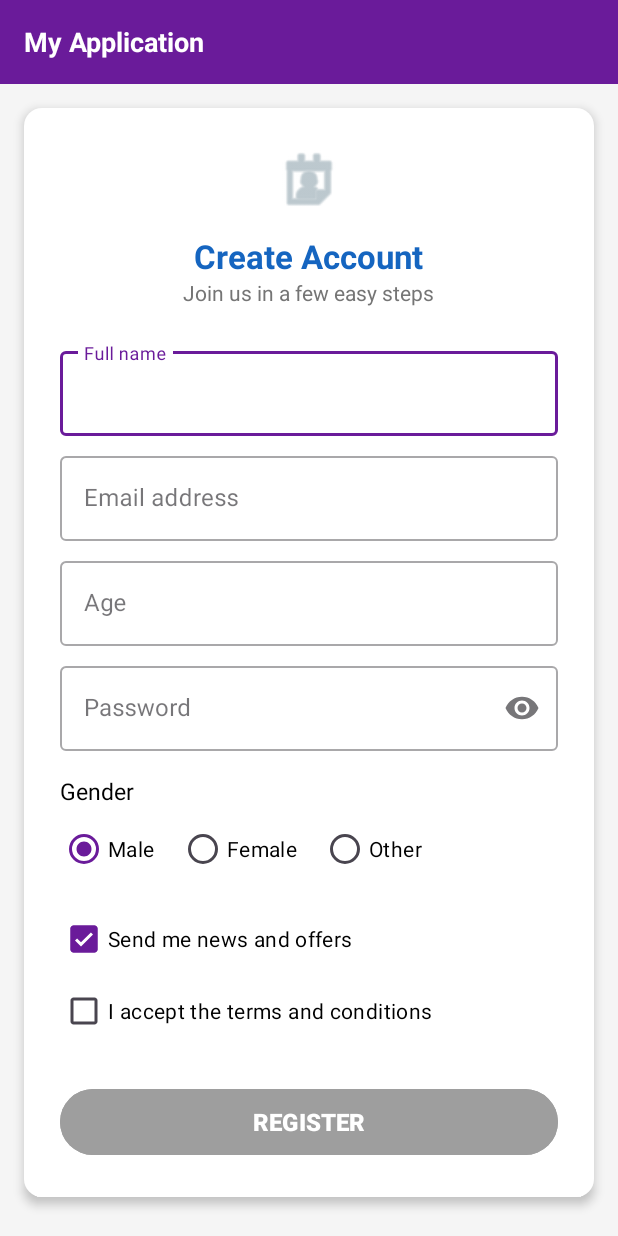
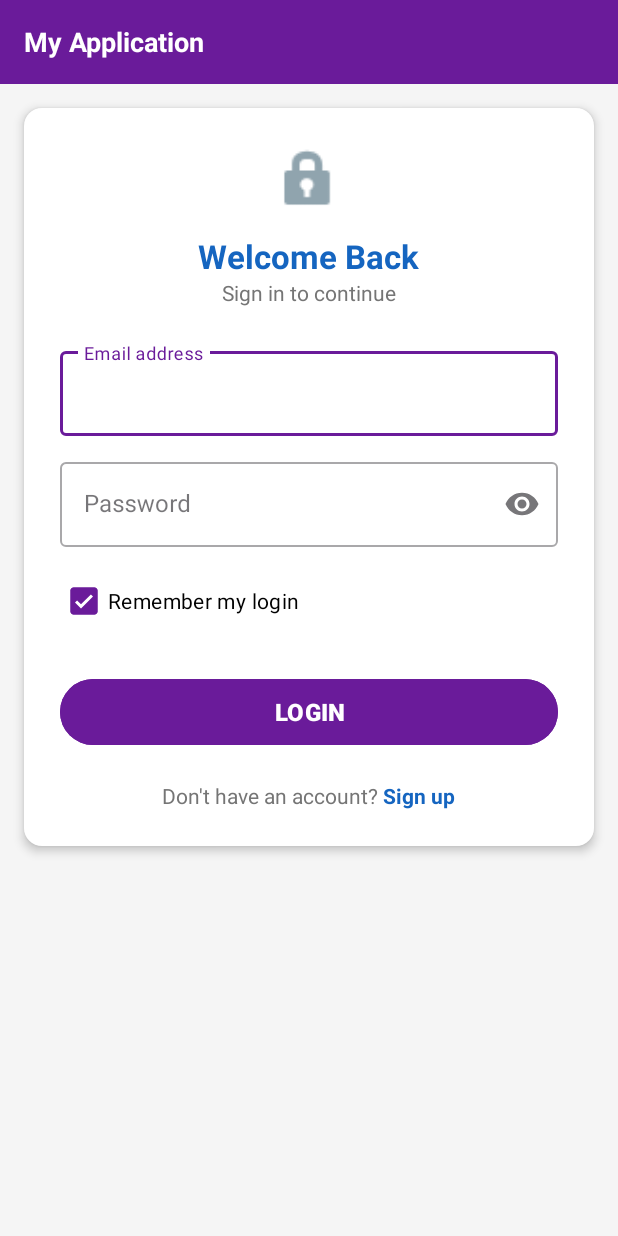
Before and after one commit to metide40/mobile-app-lab-task-1, an Android app: the screen it shows after launch (CreateAccountActivity before the commit, LoginActivity after it), on a phone screen of 412 x 824 dp. Run offline under Robolectric (Android 15) with nearby library versions, the phone set to English and light mode, and no system bars.

Commit message:
Add Login screen and update flow: Create Account -> Login -> Settings

```diff
--- a/app/src/main/AndroidManifest.xml
+++ b/app/src/main/AndroidManifest.xml
@@ -23,6 +23,7 @@
             </intent-filter>
         </activity>
         <activity android:name=".CreateAccountActivity" />
+        <activity android:name=".LoginActivity" />
         <activity android:name=".SettingsActivity" />
     </application>
 
--- a/app/src/main/java/com/example/lab_exercises/LabApplication.java
+++ b/app/src/main/java/com/example/lab_exercises/LabApplication.java
@@ -8,6 +8,11 @@ public class LabApplication extends Application {
 
     public static final String PREFS_NAME = "settings_prefs";
     public static final String KEY_DARK_MODE = "dark_mode";
+    public static final String KEY_USER_NAME = "user_name";
+    public static final String KEY_USER_EMAIL = "user_email";
+    public static final String KEY_USER_PASSWORD = "user_password";
+    public static final String KEY_IS_LOGGED_IN = "is_logged_in";
+    public static final String KEY_REMEMBER_LOGIN = "remember";
 
     @Override
     public void onCreate() {
--- /dev/null
+++ b/app/src/main/java/com/example/lab_exercises/LoginActivity.java
@@ -0,0 +1,143 @@
+package com.example.lab_exercises;
+
+import android.content.Intent;
+import android.content.SharedPreferences;
+import android.os.Bundle;
+import android.text.Editable;
+import android.text.TextWatcher;
+import android.util.Patterns;
+import android.widget.Button;
+import android.widget.CheckBox;
+import android.widget.TextView;
+import android.widget.Toast;
+
+import androidx.appcompat.app.AppCompatActivity;
+
+import com.google.android.material.textfield.TextInputEditText;
+import com.google.android.material.textfield.TextInputLayout;
+
+public class LoginActivity extends AppCompatActivity {
+
+    private TextInputLayout tilLoginEmail, tilLoginPassword;
+    private TextInputEditText etLoginEmail, etLoginPassword;
+    private CheckBox cbRememberMe;
+    private Button btnLogin;
+    private TextView tvGoToRegister;
+    private SharedPreferences prefs;
+
+    @Override
+    protected void onCreate(Bundle savedInstanceState) {
+        super.onCreate(savedInstanceState);
+        setContentView(R.layout.activity_login);
+
+        prefs = getSharedPreferences(LabApplication.PREFS_NAME, MODE_PRIVATE);
+
+        tilLoginEmail = findViewById(R.id.tilLoginEmail);
+        tilLoginPassword = findViewById(R.id.tilLoginPassword);
+        etLoginEmail = findViewById(R.id.etLoginEmail);
+        etLoginPassword = findViewById(R.id.etLoginPassword);
+        cbRememberMe = findViewById(R.id.cbRememberMe);
+        btnLogin = findViewById(R.id.btnLogin);
+        tvGoToRegister = findViewById(R.id.tvGoToRegister);
+
+        // Pre-fill registered email if passed via Intent
+        String passedEmail = getIntent().getStringExtra("REGISTERED_EMAIL");
+        if (passedEmail != null && !passedEmail.isEmpty()) {
+            etLoginEmail.setText(passedEmail);
+        } else {
+            String savedEmail = prefs.getString(LabApplication.KEY_USER_EMAIL, "");
+            if (!savedEmail.isEmpty()) {
+                etLoginEmail.setText(savedEmail);
+            }
+        }
+
+        boolean remember = prefs.getBoolean(LabApplication.KEY_REMEMBER_LOGIN, true);
+        cbRememberMe.setChecked(remember);
+
+        // Real-time error clearing
+        clearErrorOnType(etLoginEmail, tilLoginEmail);
+        clearErrorOnType(etLoginPassword, tilLoginPassword);
+
+        // Login button
+        btnLogin.setOnClickListener(v -> performLogin());
+
+        // Go to Register screen
+        tvGoToRegister.setOnClickListener(v -> {
+            startActivity(new Intent(LoginActivity.this, CreateAccountActivity.class));
+            finish();
+        });
+    }
+
+    private void clearErrorOnType(TextInputEditText editText, TextInputLayout inputLayout) {
+        if (editText != null && inputLayout != null) {
+            editText.addTextChangedListener(new TextWatcher() {
+                @Override
+                public void beforeTextChanged(CharSequence s, int start, int count, int after) {}
+
+                @Override
+                public void onTextChanged(CharSequence s, int start, int before, int count) {
+                    inputLayout.setError(null);
+                }
+
+                @Override
+                public void afterTextChanged(Editable s) {}
+            });
+        }
+    }
+
+    private void performLogin() {
+        tilLoginEmail.setError(null);
+        tilLoginPassword.setError(null);
+
+        String email = etLoginEmail.getText() != null ? etLoginEmail.getText().toString().trim() : "";
+        String password = etLoginPassword.getText() != null ? etLoginPassword.getText().toString() : "";
+
+        boolean isValid = true;
+
+        if (email.isEmpty()) {
+            tilLoginEmail.setError("Please enter your email address");
+            isValid = false;
+        } else if (!Patterns.EMAIL_ADDRESS.matcher(email).matches()) {
+            tilLoginEmail.setError("Please enter a valid email address");
+            isValid = false;
+        }
+
+        if (password.isEmpty()) {
+            tilLoginPassword.setError("Please enter your password");
+            isValid = false;
+        } else if (password.length() < 6) {
+            tilLoginPassword.setError("Password must be at least 6 characters");
+            isValid = false;
+        }
+
+        if (!isValid) {
+            return;
+        }
+
+        // Verify credentials with registered account in SharedPreferences
+        String registeredEmail = prefs.getString(LabApplication.KEY_USER_EMAIL, "");
+        String registeredPassword = prefs.getString(LabApplication.KEY_USER_PASSWORD, "");
+        String registeredName = prefs.getString(LabApplication.KEY_USER_NAME, "Olie");
+
+        if (!registeredEmail.isEmpty() && (!email.equalsIgnoreCase(registeredEmail) || !password.equals(registeredPassword))) {
+            tilLoginPassword.setError("Incorrect email or password");
+            Toast.makeText(this, "Invalid credentials", Toast.LENGTH_SHORT).show();
+            return;
+        }
+
+        // Save login state and remember-me preference
+        prefs.edit()
+                .putBoolean(LabApplication.KEY_IS_LOGGED_IN, true)
+                .putBoolean(LabApplication.KEY_REMEMBER_LOGIN, cbRememberMe.isChecked())
+                .apply();
+
+        Toast.makeText(this, "Login successful!", Toast.LENGTH_SHORT).show();
+
+        // Navigate to SettingsActivity
+        Intent intent = new Intent(LoginActivity.this, SettingsActivity.class);
+        intent.putExtra("USER_NAME", !registeredName.isEmpty() ? registeredName : "Olie");
+        intent.putExtra("USER_EMAIL", email);
+        startActivity(intent);
+        finish(); // Close LoginActivity
+    }
+}
--- a/app/src/main/java/com/example/lab_exercises/MainActivity.java
+++ b/app/src/main/java/com/example/lab_exercises/MainActivity.java
@@ -1,6 +1,7 @@
-package com.example.lab_exercises; // ← Change to your real package name
+package com.example.lab_exercises;
 
 import android.content.Intent;
+import android.content.SharedPreferences;
 import android.os.Bundle;
 import androidx.appcompat.app.AppCompatActivity;
 
@@ -9,8 +10,17 @@ public class MainActivity extends AppCompatActivity {
     protected void onCreate(Bundle savedInstanceState) {
         super.onCreate(savedInstanceState);
 
-        // Open Create Account screen when app starts
-        startActivity(new Intent(this, CreateAccountActivity.class));
+        SharedPreferences prefs = getSharedPreferences(LabApplication.PREFS_NAME, MODE_PRIVATE);
+        boolean isLoggedIn = prefs.getBoolean(LabApplication.KEY_IS_LOGGED_IN, false);
+        boolean rememberLogin = prefs.getBoolean(LabApplication.KEY_REMEMBER_LOGIN, false);
+
+        if (isLoggedIn && rememberLogin) {
+            // User is already logged in with "Remember my login"
+            startActivity(new Intent(this, SettingsActivity.class));
+        } else {
+            // Default to Login screen
+            startActivity(new Intent(this, LoginActivity.class));
+        }
         finish(); // close MainActivity
     }
 }
--- /dev/null
+++ b/app/src/main/res/layout/activity_login.xml
@@ -0,0 +1,154 @@
+<?xml version="1.0" encoding="utf-8"?>
+<ScrollView xmlns:android="http://schemas.android.com/apk/res/android"
+    xmlns:app="http://schemas.android.com/apk/res-auto"
+    android:layout_width="match_parent"
+    android:layout_height="match_parent"
+    android:background="@color/screen_bg"
+    android:fillViewport="true">
+
+    <LinearLayout
+        android:layout_width="match_parent"
+        android:layout_height="wrap_content"
+        android:orientation="vertical">
+
+        <!-- Top purple bar -->
+        <RelativeLayout
+            android:layout_width="match_parent"
+            android:layout_height="56dp"
+            android:background="@color/purple_primary"
+            android:paddingStart="16dp"
+            android:paddingEnd="16dp">
+
+            <TextView
+                android:layout_width="wrap_content"
+                android:layout_height="wrap_content"
+                android:layout_centerVertical="true"
+                android:text="My Application"
+                android:textColor="@color/white"
+                android:textSize="18sp"
+                android:textStyle="bold" />
+        </RelativeLayout>
+
+        <!-- Content Card -->
+        <LinearLayout
+            android:layout_width="match_parent"
+            android:layout_height="wrap_content"
+            android:layout_margin="16dp"
+            android:background="@drawable/card_background"
+            android:elevation="4dp"
+            android:orientation="vertical"
+            android:padding="24dp">
+
+            <!-- Icon -->
+            <ImageView
+                android:layout_width="48dp"
+                android:layout_height="48dp"
+                android:layout_gravity="center_horizontal"
+                android:src="@android:drawable/ic_lock_idle_lock"
+                android:contentDescription="Lock icon"
+                app:tint="#90A4AE" />
+
+            <!-- Title -->
+            <TextView
+                android:layout_width="wrap_content"
+                android:layout_height="wrap_content"
+                android:layout_gravity="center_horizontal"
+                android:layout_marginTop="12dp"
+                android:text="Welcome Back"
+                android:textColor="@color/blue_title"
+                android:textSize="22sp"
+                android:textStyle="bold" />
+
+            <TextView
+                android:layout_width="wrap_content"
+                android:layout_height="wrap_content"
+                android:layout_gravity="center_horizontal"
+                android:layout_marginBottom="24dp"
+                android:text="Sign in to continue"
+                android:textColor="@color/text_secondary"
+                android:textSize="14sp" />
+
+            <!-- Email -->
+            <com.google.android.material.textfield.TextInputLayout
+                android:id="@+id/tilLoginEmail"
+                android:layout_width="match_parent"
+                android:layout_height="wrap_content"
+                android:hint="Email address"
+                style="@style/Widget.MaterialComponents.TextInputLayout.OutlinedBox">
+
+                <com.google.android.material.textfield.TextInputEditText
+                    android:id="@+id/etLoginEmail"
+                    android:layout_width="match_parent"
+                    android:layout_height="wrap_content"
+                    android:inputType="textEmailAddress" />
+            </com.google.android.material.textfield.TextInputLayout>
+
+            <!-- Password -->
+            <com.google.android.material.textfield.TextInputLayout
+                android:id="@+id/tilLoginPassword"
+                android:layout_width="match_parent"
+                android:layout_height="wrap_content"
+                android:layout_marginTop="12dp"
+                android:hint="Password"
+                style="@style/Widget.MaterialComponents.TextInputLayout.OutlinedBox"
+                app:endIconMode="password_toggle">
+
+                <com.google.android.material.textfield.TextInputEditText
+                    android:id="@+id/etLoginPassword"
+                    android:layout_width="match_parent"
+                    android:layout_height="wrap_content"
+                    android:inputType="textPassword" />
+            </com.google.android.material.textfield.TextInputLayout>
+
+            <!-- Remember me -->
+            <CheckBox
+                android:id="@+id/cbRememberMe"
+                android:layout_width="match_parent"
+                android:layout_height="wrap_content"
+                android:layout_marginTop="12dp"
+                android:checked="true"
+                android:textColor="@color/text_primary"
+                android:text="Remember my login" />
+
+            <!-- Login Button -->
+            <Button
+                android:id="@+id/btnLogin"
+                android:layout_width="match_parent"
+                android:layout_height="52dp"
+                android:layout_marginTop="24dp"
+                android:backgroundTint="@color/purple_primary"
+                android:text="LOGIN"
+                android:textColor="@color/white"
+                android:textSize="16sp"
+                android:textStyle="bold" />
+
+            <!-- Link to Sign up -->
+            <LinearLayout
+                android:layout_width="wrap_content"
+                android:layout_height="wrap_content"
+                android:layout_gravity="center_horizontal"
+                android:layout_marginTop="20dp"
+                android:orientation="horizontal">
+
+                <TextView
+                    android:layout_width="wrap_content"
+                    android:layout_height="wrap_content"
+                    android:text="Don't have an account? "
+                    android:textColor="@color/text_secondary"
+                    android:textSize="14sp" />
+
+                <TextView
+                    android:id="@+id/tvGoToRegister"
+                    android:layout_width="wrap_content"
+                    android:layout_height="wrap_content"
+                    android:text="Sign up"
+                    android:textColor="@color/blue_title"
+                    android:textSize="14sp"
+                    android:textStyle="bold"
+                    android:clickable="true"
+                    android:focusable="true" />
+            </LinearLayout>
+
+        </LinearLayout>
+    </LinearLayout>
+</ScrollView>
```
Also changed, not shown: app/src/main/java/com/example/lab_exercises/CreateAccountActivity.java (+26 -8 lines), app/src/main/java/com/example/lab_exercises/SettingsActivity.java (+6 -4 lines), app/src/main/res/layout/activity_create_account.xml (+28 -1 lines).
